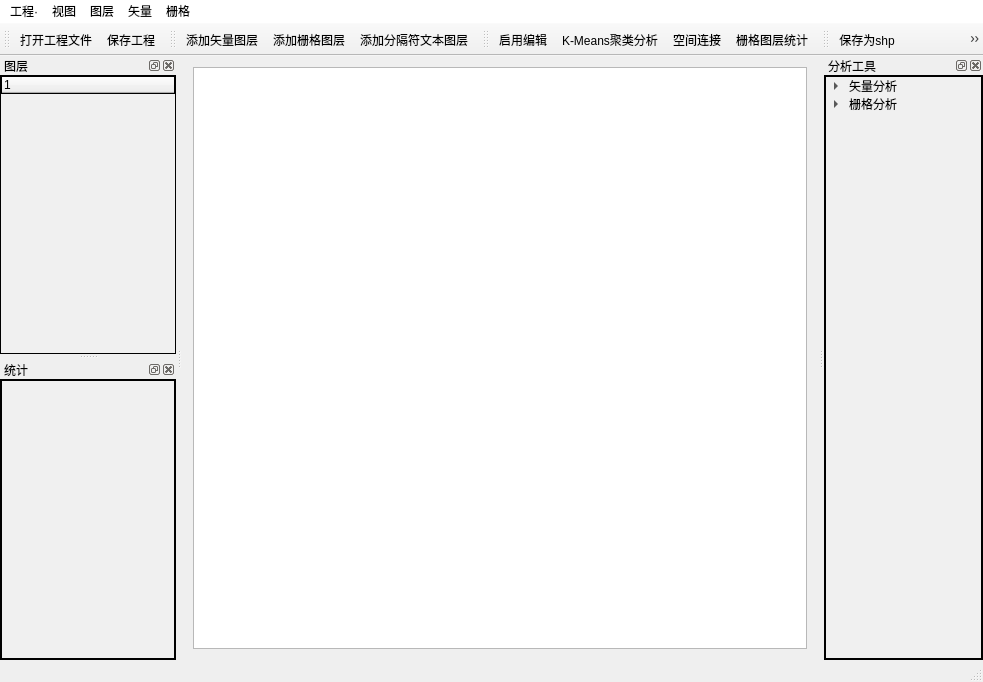
Above: SearchJourney/MainWidget.ui from clydesanchez/SearchJourney before the change. Below: the same form after it.
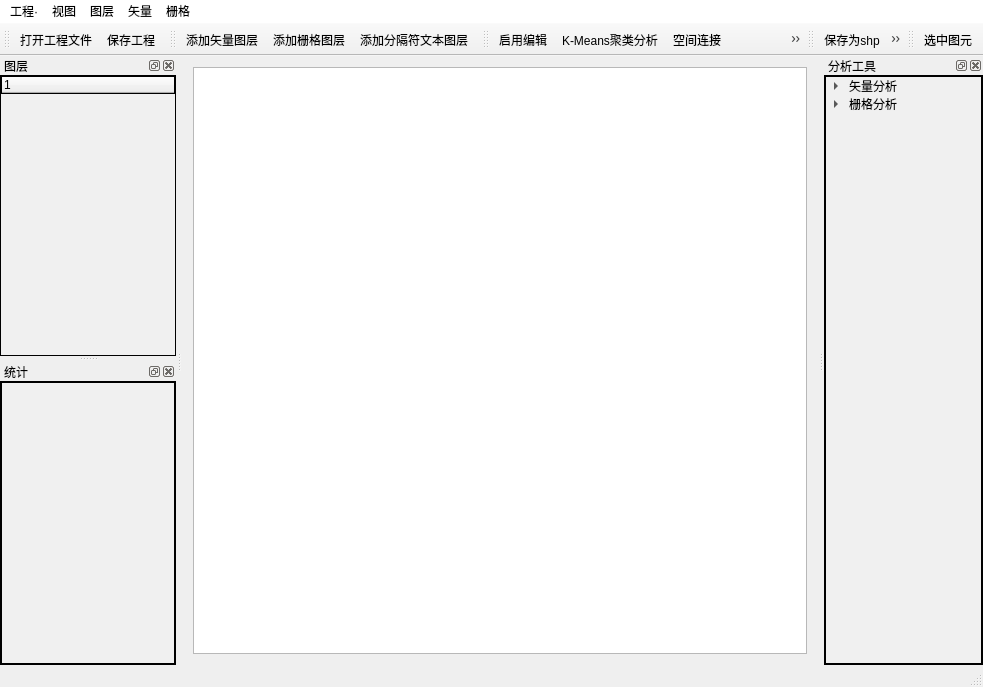
That is the form after the change. Icons and pictures are not drawn. Custom widgets are drawn as their Qt base class.

Commit message: 修改字段/选中图元

The edit to the form file:
```diff
--- a/SearchJourney/MainWidget.ui
+++ b/SearchJourney/MainWidget.ui
@@ -7,7 +7,7 @@
     <x>0</x>
     <y>0</y>
     <width>981</width>
-    <height>682</height>
+    <height>687</height>
    </rect>
   </property>
   <property name="windowTitle">
@@ -216,7 +216,7 @@
           <x>0</x>
           <y>0</y>
           <width>157</width>
-          <height>563</height>
+          <height>568</height>
          </rect>
         </property>
         <layout class="QGridLayout" name="gridLayout_5">
@@ -341,7 +341,7 @@
           <x>0</x>
           <y>0</y>
           <width>174</width>
-          <height>266</height>
+          <height>268</height>
          </rect>
         </property>
         <layout class="QGridLayout" name="gridLayout_6">
@@ -410,6 +410,18 @@
    <addaction name="ctrlSaveAsTxtAction"/>
    <addaction name="ctrlCRSAction"/>
   </widget>
+  <widget class="QToolBar" name="toolBar_4">
+   <property name="windowTitle">
+    <string>toolBar_4</string>
+   </property>
+   <attribute name="toolBarArea">
+    <enum>TopToolBarArea</enum>
+   </attribute>
+   <attribute name="toolBarBreak">
+    <bool>false</bool>
+   </attribute>
+   <addaction name="ctrlChooseAction"/>
+  </widget>
   <action name="ctrlOpenVectorAction">
    <property name="icon">
     <iconset resource="MainWidget.qrc">
@@ -525,6 +537,11 @@
     <string>坐标系</string>
    </property>
   </action>
+  <action name="ctrlChooseAction">
+   <property name="text">
+    <string>选中图元</string>
+   </property>
+  </action>
  </widget>
  <layoutdefault spacing="6" margin="11"/>
  <customwidgets>
```
The commit also changes 14 other files.
